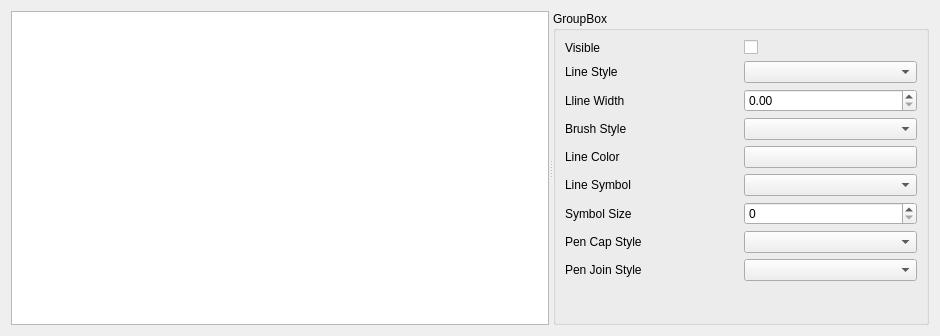
Old version of the form itom1DQwtPlot/widgetCurveProperties.ui in the repository itom-project/designerPlugins.
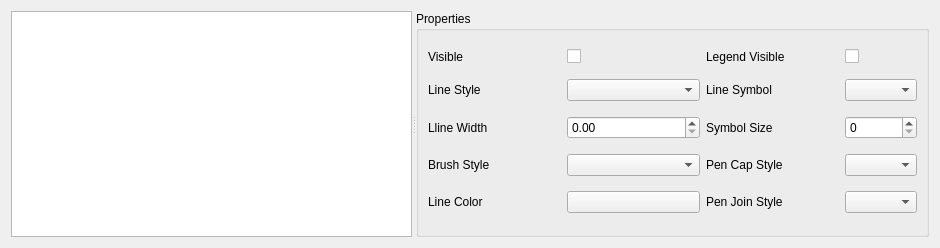
New version of the form. Custom widgets are drawn as their Qt base class.

Commit message: bug fixes and further work. Legend is now editable

```diff
--- a/itom1DQwtPlot/widgetCurveProperties.ui
+++ b/itom1DQwtPlot/widgetCurveProperties.ui
@@ -7,9 +7,15 @@
     <x>0</x>
     <y>0</y>
     <width>940</width>
-    <height>336</height>
+    <height>248</height>
    </rect>
   </property>
+  <property name="sizePolicy">
+   <sizepolicy hsizetype="Minimum" vsizetype="Minimum">
+    <horstretch>0</horstretch>
+    <verstretch>0</verstretch>
+   </sizepolicy>
+  </property>
   <property name="windowTitle">
    <string>Form</string>
   </property>
@@ -20,44 +26,72 @@
       <enum>Qt::Horizontal</enum>
      </property>
      <widget class="QListWidget" name="listWidget">
+      <property name="sizePolicy">
+       <sizepolicy hsizetype="Expanding" vsizetype="Minimum">
+        <horstretch>0</horstretch>
+        <verstretch>0</verstretch>
+       </sizepolicy>
+      </property>
+      <property name="editTriggers">
+       <set>QAbstractItemView::DoubleClicked</set>
+      </property>
       <property name="selectionMode">
        <enum>QAbstractItemView::ExtendedSelection</enum>
       </property>
      </widget>
      <widget class="QGroupBox" name="groupBox">
+      <property name="sizePolicy">
+       <sizepolicy hsizetype="Maximum" vsizetype="Minimum">
+        <horstretch>0</horstretch>
+        <verstretch>0</verstretch>
+       </sizepolicy>
+      </property>
       <property name="title">
-       <string>GroupBox</string>
+       <string>Properties</string>
       </property>
       <layout class="QGridLayout" name="gridLayout">
-       <item row="3" column="2">
-        <widget class="QLabel" name="label_4">
-         <property name="text">
-          <string>Brush Style</string>
+       <item row="1" column="5">
+        <widget class="QComboBox" name="comboBoxLineSymbol"/>
+       </item>
+       <item row="2" column="5">
+        <widget class="QSpinBox" name="spinBoxSymbolSize">
+         <property name="keyboardTracking">
+          <bool>false</bool>
          </property>
         </widget>
        </item>
-       <item row="3" column="3">
-        <widget class="QComboBox" name="comboBoxBrushStyle"/>
+       <item row="3" column="5">
+        <widget class="QComboBox" name="comboBoxCapStyle"/>
        </item>
-       <item row="4" column="2">
-        <widget class="QLabel" name="label_5">
+       <item row="2" column="4">
+        <widget class="QLabel" name="label_7">
          <property name="text">
-          <string>Line Color</string>
+          <string>Symbol Size</string>
          </property>
         </widget>
        </item>
-       <item row="9" column="2">
-        <spacer name="verticalSpacer">
-         <property name="orientation">
-          <enum>Qt::Vertical</enum>
+       <item row="3" column="4">
+        <widget class="QLabel" name="label_8">
+         <property name="text">
+          <string>Pen Cap Style</string>
          </property>
-         <property name="sizeHint" stdset="0">
-          <size>
-           <width>20</width>
-           <height>40</height>
-          </size>
+        </widget>
+       </item>
+       <item row="4" column="5">
+        <widget class="QComboBox" name="comboBoxJoinStyle"/>
+       </item>
+       <item row="4" column="3">
+        <widget class="ColorPickerButton" name="colorPickerButtonLineStyle"/>
+       </item>
+       <item row="1" column="3">
+        <widget class="QComboBox" name="comboBoxLineStyle"/>
+       </item>
+       <item row="4" column="4">
+        <widget class="QLabel" name="label_9">
+         <property name="text">
+          <string>Pen Join Style</string>
          </property>
-        </spacer>
+        </widget>
        </item>
        <item row="2" column="2">
         <widget class="QLabel" name="label_2">
@@ -66,26 +100,6 @@
          </property>
         </widget>
        </item>
-       <item row="6" column="3">
-        <widget class="QSpinBox" name="spinBoxSymbolSize"/>
-       </item>
-       <item row="7" column="2">
-        <widget class="QLabel" name="label_8">
-         <property name="text">
-          <string>Pen Cap Style</string>
-         </property>
-        </widget>
-       </item>
-       <item row="7" column="3">
-        <widget class="QComboBox" name="comboBoxCapStyle"/>
-       </item>
-       <item row="1" column="2">
-        <widget class="QLabel" name="label">
-         <property name="text">
-          <string>Line Style</string>
-         </property>
-        </widget>
-       </item>
        <item row="0" column="2">
         <widget class="QLabel" name="label_3">
          <property name="text">
@@ -93,31 +107,32 @@
          </property>
         </widget>
        </item>
-       <item row="2" column="3">
-        <widget class="QDoubleSpinBox" name="doubleSpinBoxLineWidth"/>
-       </item>
-       <item row="5" column="2">
-        <widget class="QLabel" name="label_6">
+       <item row="1" column="2">
+        <widget class="QLabel" name="label">
          <property name="text">
-          <string>Line Symbol</string>
+          <string>Line Style</string>
          </property>
         </widget>
        </item>
-       <item row="6" column="2">
-        <widget class="QLabel" name="label_7">
+       <item row="0" column="5">
+        <widget class="QCheckBox" name="checkBoxLegendVisible">
+         <property name="sizePolicy">
+          <sizepolicy hsizetype="Maximum" vsizetype="Minimum">
+           <horstretch>0</horstretch>
+           <verstretch>0</verstretch>
+          </sizepolicy>
+         </property>
          <property name="text">
-          <string>Symbol Size</string>
+          <string/>
          </property>
         </widget>
        </item>
-       <item row="1" column="3">
-        <widget class="QComboBox" name="comboBoxLineStyle"/>
-       </item>
-       <item row="5" column="3">
-        <widget class="QComboBox" name="comboBoxLineSymbol"/>
-       </item>
-       <item row="4" column="3">
-        <widget class="ColorPickerButton" name="colorPickerButtonLineStyle"/>
+       <item row="4" column="2">
+        <widget class="QLabel" name="label_5">
+         <property name="text">
+          <string>Line Color</string>
+         </property>
+        </widget>
        </item>
        <item row="0" column="3">
         <widget class="QCheckBox" name="checkBoxVisible">
@@ -129,15 +144,36 @@
          </property>
         </widget>
        </item>
-       <item row="8" column="2">
-        <widget class="QLabel" name="label_9">
+       <item row="1" column="4">
+        <widget class="QLabel" name="label_6">
          <property name="text">
-          <string>Pen Join Style</string>
+          <string>Line Symbol</string>
          </property>
         </widget>
        </item>
-       <item row="8" column="3">
-        <widget class="QComboBox" name="comboBoxJoinStyle"/>
+       <item row="3" column="3">
+        <widget class="QComboBox" name="comboBoxBrushStyle"/>
+       </item>
+       <item row="2" column="3">
+        <widget class="QDoubleSpinBox" name="doubleSpinBoxLineWidth">
+         <property name="keyboardTracking">
+          <bool>false</bool>
+         </property>
+        </widget>
+       </item>
+       <item row="3" column="2">
+        <widget class="QLabel" name="label_4">
+         <property name="text">
+          <string>Brush Style</string>
+         </property>
+        </widget>
+       </item>
+       <item row="0" column="4">
+        <widget class="QLabel" name="label_10">
+         <property name="text">
+          <string>Legend Visible</string>
+         </property>
+        </widget>
        </item>
       </layout>
      </widget>
```
Left out of the diff: 2 changed lines with no effect on the pictures. The commit also changes 3 other files.
